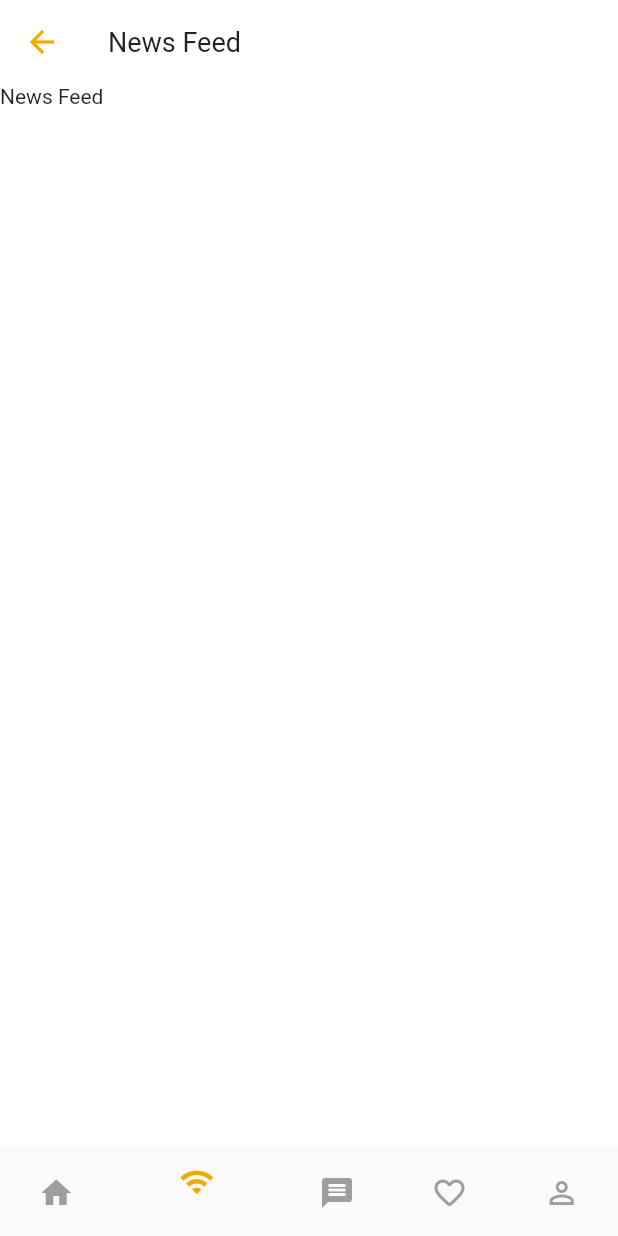
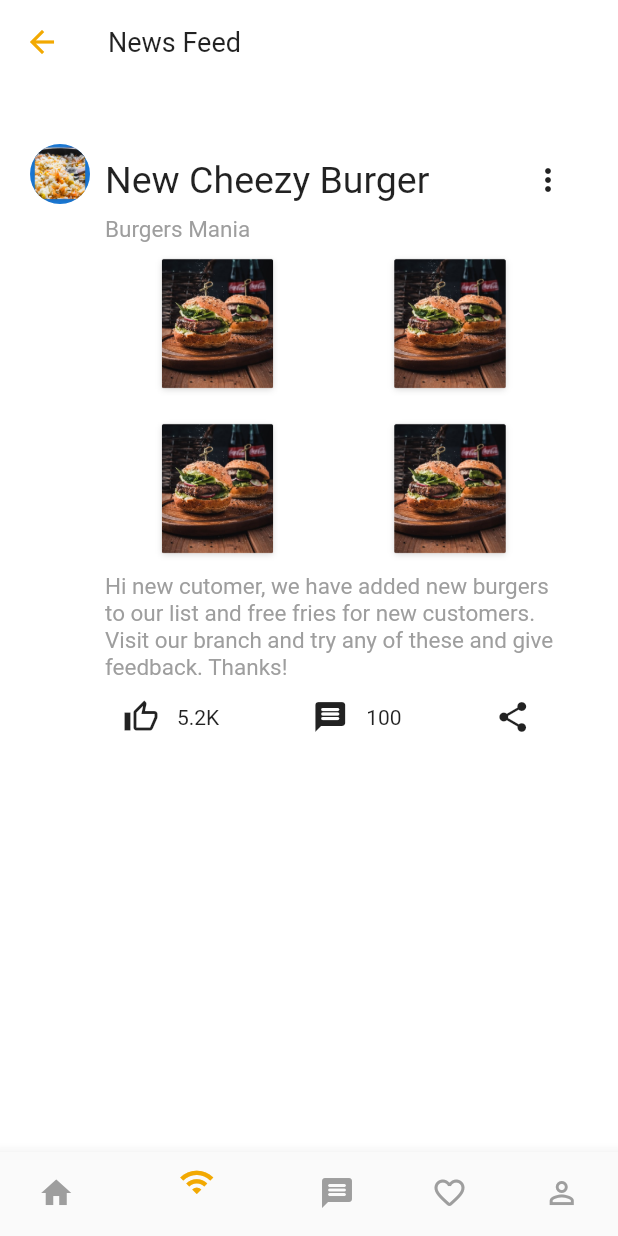
Before and after one commit to Tooba-Tariq/food_app, a Flutter app: the TabScreen screen opened directly, item 2 of the bottom bar chosen, on a phone screen of 412 x 824 dp. Run offline on Flutter 3.47's test engine with Material 2 defaults, Android fonts, the phone set to English and light mode, and no system bars; our stand-ins replace badges, carousel_slider, google_fonts, introduction_screen, smooth_page_indicator; missing offline and left inert: search_page.

Commit message:
news feed

```diff
--- /dev/null
+++ b/lib/src/screens/feed/news_feed_screen.dart
@@ -0,0 +1,116 @@
+import 'package:flutter/material.dart';
+import 'package:flutter/src/foundation/key.dart';
+import 'package:flutter/src/widgets/framework.dart';
+
+class NewsFeedScreen extends StatelessWidget {
+  const NewsFeedScreen({Key? key}) : super(key: key);
+
+  @override
+  Widget build(BuildContext context) {
+    return Container(
+      child: SingleChildScrollView(
+        child: Column(
+          children: [
+            //row for icon
+            Container(
+              color: Colors.white,
+              padding: EdgeInsets.fromLTRB(20, 40, 0, 40),
+              child: Row(
+                crossAxisAlignment: CrossAxisAlignment.start,
+                children: [
+                  CircleAvatar(
+                    backgroundImage: AssetImage(
+                      "assets/images/food1.png",
+                    ),
+                  ),
+                  Container(
+                    padding: EdgeInsets.only(left: 10),
+                    child: Column(
+                      crossAxisAlignment: CrossAxisAlignment.start,
+                      children: [
+                        Row(
+                          children: [
+                            Text(
+                              "New Cheezy Burger",
+                              style: TextStyle(fontSize: 25),
+                            ),
+                            SizedBox(
+                              width: 55,
+                            ),
+                            IconButton(
+                                onPressed: () {}, icon: Icon(Icons.more_vert))
+                          ],
+                        ),
+                        Text(
+                          "Burgers Mania",
+                          style: TextStyle(fontSize: 15, color: Colors.grey),
+                        ),
+                        //first 2 pictures
+                        Container(
+                          child: Column(
+                            children: [
+                              Row(children: [
+                                image(),
+                                image(),
+                              ]),
+                              Row(children: [
+                                image(),
+                                image(),
+                              ]),
+                            ],
+                          ),
+                        ),
+                        Container(
+                          child: Text(
+                            "Hi new cutomer, we have added new burgers\nto our list and free fries for new customers. \nVisit our branch and try any of these and give \nfeedback. Thanks!",
+                            style: TextStyle(color: Colors.grey, fontSize: 15),
+                          ),
+                        ),
+                        Container(
+                            child: Row(
+                          children: [
+                            IconButton(
+                              onPressed: () {},
+                              icon: Icon(Icons.thumb_up_alt_outlined),
+                            ),
+                            Text("5.2K"),
+                            SizedBox(
+                              width: 50,
+                            ),
+                            IconButton(
+                              onPressed: () {},
+                              icon: Icon(Icons.message_rounded),
+                            ),
+                            Text("100"),
+                            SizedBox(
+                              width: 50,
+                            ),
+                            IconButton(
+                              onPressed: () {},
+                              icon: Icon(Icons.share_rounded),
+                            ),
+                          ],
+                        ))
+                      ],
+                    ),
+                  )
+                ],
+              ),
+            )
+          ],
+        ),
+      ),
+    );
+  }
+
+  Container image() {
+    return Container(
+      child: Image(
+        image: AssetImage("assets/images/food3.png"),
+      ),
+      height: 100,
+      width: 150,
+      margin: EdgeInsets.fromLTRB(0, 5, 5, 5),
+    );
+  }
+}
--- a/lib/src/screens/tabs/tab_screen.dart
+++ b/lib/src/screens/tabs/tab_screen.dart
@@ -1,4 +1,5 @@
 import 'package:flutter/material.dart';
+import 'package:food_app/src/screens/feed/news_feed_screen.dart';
 import 'package:food_app/src/screens/person/person_screen.dart';
 import '../../../core/util/custom_page_route.dart';
 import '../login/login_screen.dart';
@@ -133,7 +134,7 @@ class _TabScreenState extends State<TabScreen> {
               ),
             ),
           ),
-          'route': const Text('News Feed'),
+          'route': const NewsFeedScreen(),
         },
         {
           'appBar': appBar[0],
```
